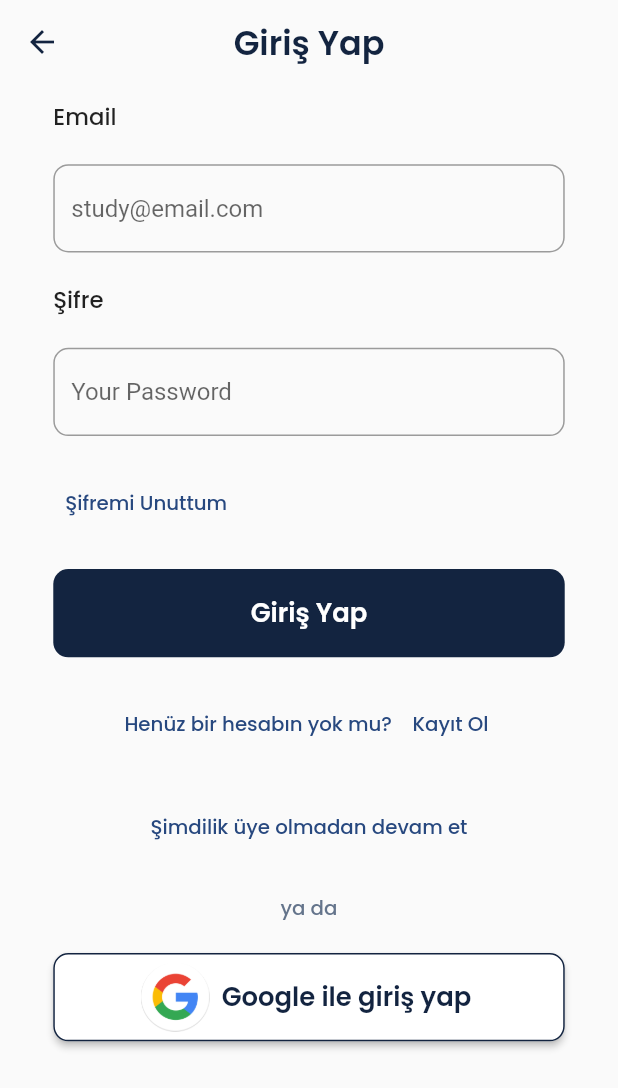
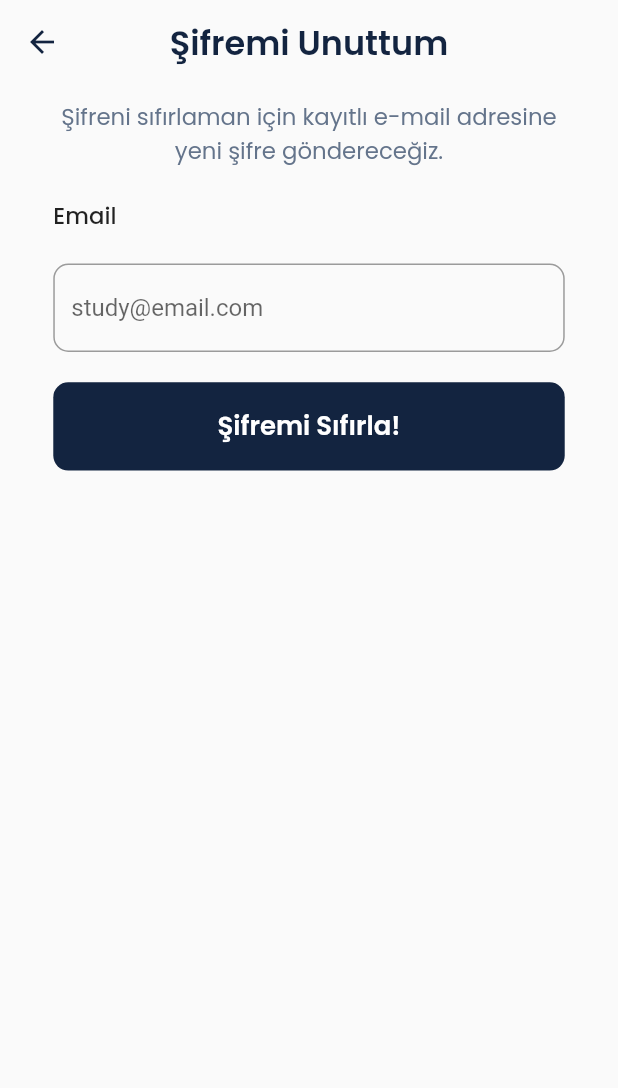
Before and after one commit to senaecelik/Why-not-143, a Flutter app: the LoginPage screen opened by its route, after a tap on "Şifremi Unuttum", on a phone screen of 412 x 824 dp. Shown: the top 1088 px of the screen. Run offline on Flutter 3.47's test engine with Material 2 defaults, Android fonts, the phone set to English and light mode, and no system bars; our stand-ins replace flutter_screenutil, google_fonts, introduction_screen.

Commit message:
şifremi unuttum sayfası eklendi

```diff
--- a/lib/constant.dart/string.dart
+++ b/lib/constant.dart/string.dart
@@ -53,4 +53,7 @@ class StringConstant {
   String loginTextFieldPassword = "Your Password";
   String registerTextFieldName = "Your Name";
   String dontHaveAcc = "Şimdilik üye olmadan devam et";
+  String resetPass = "Şifremi Sıfırla!";
+  String forgotPassLabel =
+      "Şifreni sıfırlaman için kayıtlı e-mail adresine yeni şifre göndereceğiz.";
 }
--- a/lib/route/route_constant.dart
+++ b/lib/route/route_constant.dart
@@ -1,13 +1,10 @@
-class RouteConstant{
-
+class RouteConstant {
   static const String coverScreenRoue = '/';
   static const String loginScreenRoute = '/loginPage';
   static const String homeScreenRoute = '/homePage';
   static const String onBoardScreenRoute = '/onBoard';
-
+  static const String forgotPassRoute = "/forgotPassword";
 
   static const String registerScreenRoute = '/registerPage';
   static const String addCardPageRoute = '/addCardPage';
-
-
 }
--- a/lib/route/route_generator.dart
+++ b/lib/route/route_generator.dart
@@ -5,14 +5,18 @@ import 'package:why_not_143_team/screens/home_page.dart';
 import 'package:why_not_143_team/screens/login_page.dart';
 import 'package:why_not_143_team/screens/on_board_page.dart';
 import 'package:why_not_143_team/screens/register_page.dart';
+import 'package:why_not_143_team/screens/forgot_pass.dart';
 
 class RouterGenerator {
   static Route<dynamic> generateRoute(RouteSettings settings) {
     switch (settings.name) {
+      case RouteConstant.forgotPassRoute:
+        return MaterialPageRoute(builder: (_) => const ForgotPassword());
+
       case RouteConstant.coverScreenRoue:
         return MaterialPageRoute(builder: (_) => const CoverPage());
 
-    case RouteConstant.onBoardScreenRoute:
+      case RouteConstant.onBoardScreenRoute:
         return MaterialPageRoute(builder: (_) => const OnBoard());
       case RouteConstant.loginScreenRoute:
         return MaterialPageRoute(builder: (_) => const LoginPage());
--- /dev/null
+++ b/lib/screens/forgot_pass.dart
@@ -0,0 +1,99 @@
+import 'package:flutter/material.dart';
+import 'package:flutter_screenutil/flutter_screenutil.dart';
+import 'package:google_fonts/google_fonts.dart';
+import 'package:why_not_143_team/constant.dart/color_constant.dart';
+import 'package:why_not_143_team/constant.dart/string.dart';
+
+import '../constant.dart/padding_constant.dart';
+import '../constant.dart/text_style.dart';
+import '../route/route_constant.dart';
+import '../widget/button_widget.dart';
+
+class ForgotPassword extends StatelessWidget {
+  const ForgotPassword({Key? key}) : super(key: key);
+
+  @override
+  Widget build(BuildContext context) {
+    final emailController = TextEditingController();
+    return Scaffold(
+      appBar: appBar(),
+      body: SingleChildScrollView(
+        child: Column(
+          mainAxisAlignment: MainAxisAlignment.center,
+          crossAxisAlignment: CrossAxisAlignment.stretch,
+          children: [
+            labelText(),
+            emailText(),
+            emailTextField(emailController),
+            blueButtonWidget(),
+          ],
+        ),
+      ),
+    );
+  }
+
+  Padding labelText() {
+    return Padding(
+      padding: PaddingConstant.instance.loginPadding,
+      child: Text(
+        StringConstant.instance.forgotPassLabel,
+        textAlign: TextAlign.center,
+        style: TextStyleConstant.instance.textSmallRegular
+            .copyWith(color: ColorConstant.instance.neutral),
+      ),
+    );
+  }
+
+  Padding emailText() {
+    return Padding(
+      padding: PaddingConstant.instance.loginPadding,
+      child: Text(
+        StringConstant.instance.loginEmail,
+        style: TextStyleConstant.instance.textSmallMedium,
+      ),
+    );
+  }
+
+  Padding emailTextField(TextEditingController emailController) {
+    return Padding(
+      padding: PaddingConstant.instance.loginPadding,
+      child: SizedBox(
+        height: 58.h,
+        width: 328.w,
+        child: TextField(
+          keyboardType: TextInputType.emailAddress,
+          controller: emailController,
+          decoration: InputDecoration(
+            hintText: StringConstant.instance.loginTextFieldMail,
+            border: OutlineInputBorder(
+                borderRadius: BorderRadius.circular(10),
+                borderSide:
+                    BorderSide(color: ColorConstant.instance.neutral300)),
+          ),
+        ),
+      ),
+    );
+  }
+
+  Padding blueButtonWidget() {
+    return Padding(
+      padding: PaddingConstant.instance.loginPadding,
+      child: SizedBox(
+        height: 58.h,
+        width: 327.w,
+        child: BlueButtonWidget(
+            text: StringConstant.instance.resetPass,
+            page: RouteConstant.homeScreenRoute),
+      ),
+    );
+  }
+
+  AppBar appBar() {
+    return AppBar(
+      title: Text(
+        StringConstant.instance.loginForgotPass,
+        style: GoogleFonts.poppins(color: ColorConstant.instance.yankeBlue),
+      ),
+    );
+  }
+}
--- a/lib/screens/login_page.dart
+++ b/lib/screens/login_page.dart
@@ -54,7 +54,9 @@ class _LoginPageState extends State<LoginPage> {
         Padding(
           padding: PaddingConstant.instance.loginPadding,
           child: TextButton(
-            onPressed: () {},
+            onPressed: () {
+              Navigator.pushNamed(context, RouteConstant.forgotPassRoute);
+            },
             child: Text(
               StringConstant.instance.loginForgotPass,
               style: TextStyleConstant.instance.loginVerySmallMedium,
```
Lines whose indentation alone changed are shown as unchanged.
